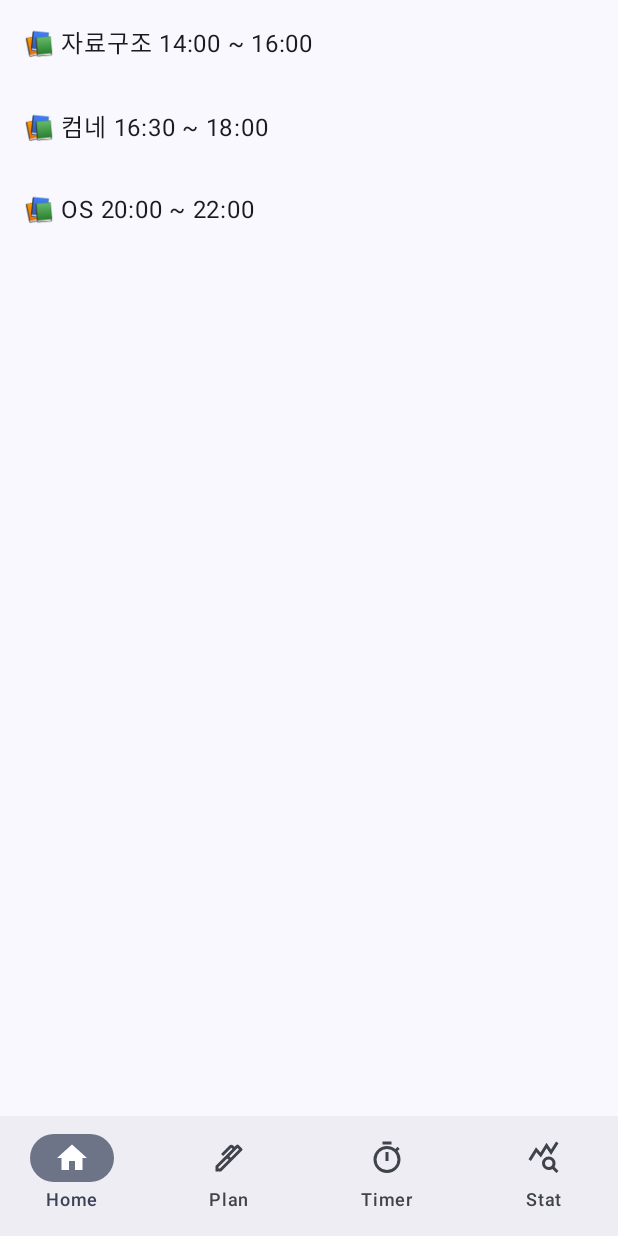
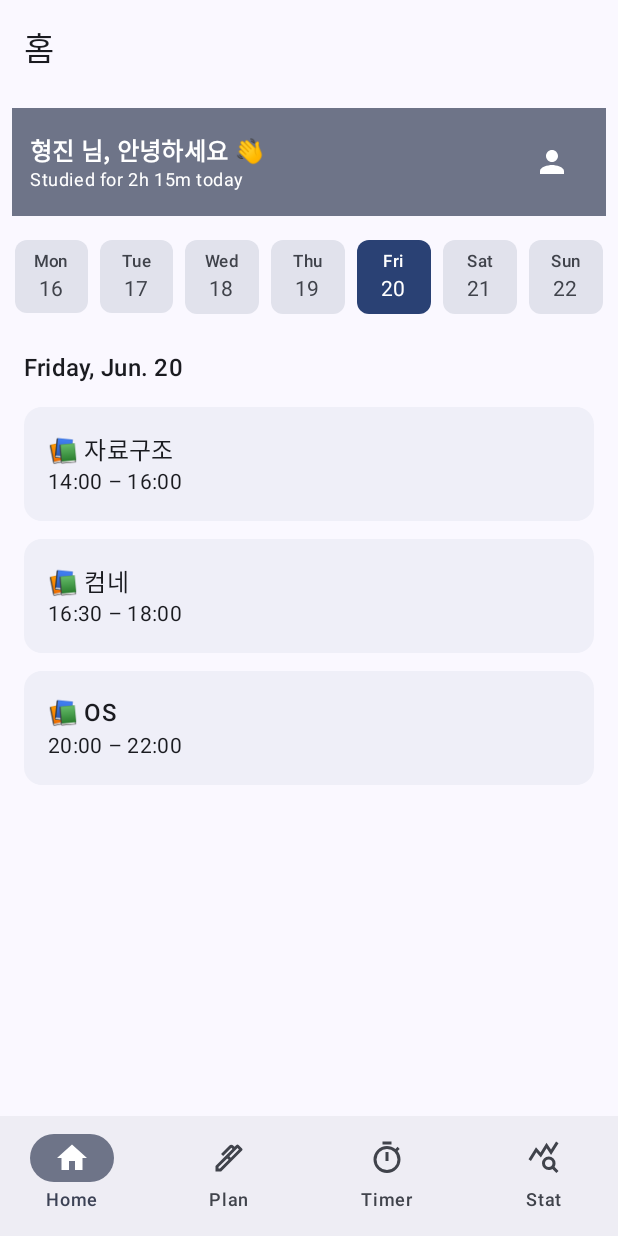
Before and after one commit to nahyeongjin1/studify, an Android app built with Jetpack Compose: the HomeRoute screen opened through its navigation route, on a phone screen of 412 x 824 dp. Run offline under Robolectric (Android 15) with nearby library versions, the phone set to English and light mode, and no system bars; our stand-ins replace Dagger/Hilt's generated code, Firebase (no records; nobody signed in at launch, a user with empty details on screens opened directly).

Commit message:
feat(home): introduce MVP skeleton screen with weekly calendar & session list

```diff
--- a/app/src/main/java/com/example/studify/presentation/home/HomeRoute.kt
+++ b/app/src/main/java/com/example/studify/presentation/home/HomeRoute.kt
@@ -2,8 +2,12 @@ package com.example.studify.presentation.home
 
 import androidx.compose.runtime.Composable
 import androidx.navigation.NavHostController
+import com.example.studify.presentation.navigation.Screen
 
 @Composable
 fun HomeRoute(navController: NavHostController) {
-    HomeScreen()
+    HomeScreen(
+        onEditClick = { navController.navigate(Screen.Plan.route) },
+        onProfileClick = { navController.navigate(Screen.Profile.route) }
+    )
 }
--- a/app/src/main/java/com/example/studify/presentation/home/HomeScreen.kt
+++ b/app/src/main/java/com/example/studify/presentation/home/HomeScreen.kt
@@ -1,33 +1,141 @@
 package com.example.studify.presentation.home
 
+import androidx.compose.foundation.layout.Column
+import androidx.compose.foundation.layout.Row
 import androidx.compose.foundation.layout.fillMaxSize
 import androidx.compose.foundation.layout.fillMaxWidth
 import androidx.compose.foundation.layout.padding
 import androidx.compose.foundation.lazy.LazyColumn
 import androidx.compose.foundation.lazy.items
+import androidx.compose.material.icons.Icons
+import androidx.compose.material.icons.filled.Person
+import androidx.compose.material3.ExperimentalMaterial3Api
+import androidx.compose.material3.Icon
+import androidx.compose.material3.IconButton
+import androidx.compose.material3.MaterialTheme
+import androidx.compose.material3.Scaffold
+import androidx.compose.material3.Surface
 import androidx.compose.material3.Text
+import androidx.compose.material3.TopAppBar
 import androidx.compose.runtime.Composable
 import androidx.compose.runtime.collectAsState
 import androidx.compose.runtime.getValue
+import androidx.compose.runtime.mutableStateOf
+import androidx.compose.runtime.remember
+import androidx.compose.runtime.setValue
+import androidx.compose.ui.Alignment
 import androidx.compose.ui.Modifier
+import androidx.compose.ui.text.font.FontWeight
 import androidx.compose.ui.unit.dp
 import androidx.hilt.navigation.compose.hiltViewModel
+import com.example.studify.domain.model.StudySession
+import java.time.format.DateTimeFormatter
+import java.util.Locale
 
+@OptIn(ExperimentalMaterial3Api::class)
 @Composable
-fun HomeScreen(vm: HomeViewModel = hiltViewModel()) {
-    val state by vm.uiState.collectAsState()
+fun HomeScreen(
+    vm: HomeViewModel = hiltViewModel(),
+    onEditClick: () -> Unit = {},
+    onProfileClick: () -> Unit = {}
+) {
+    val ui by vm.uiState.collectAsState()
+    var editing by remember { mutableStateOf<StudySession?>(null) }
 
-    LazyColumn(
-        modifier = Modifier.fillMaxSize()
-    ) {
-        items(state.sessions, key = { it.id }) { s ->
-            Text(
-                text = "📚 ${s.subject} ${s.startTime} ~ ${s.endTime}",
+    Scaffold(
+        topBar = {
+            TopAppBar(title = { Text("홈") })
+        },
+        containerColor = MaterialTheme.colorScheme.background
+    ) { inner ->
+        Column(
+            Modifier
+                .padding(inner)
+                .fillMaxSize()
+        ) {
+            Surface(
+                color = MaterialTheme.colorScheme.secondaryContainer,
                 modifier =
                     Modifier
                         .fillMaxWidth()
-                        .padding(16.dp)
+                        .padding(8.dp)
+            ) {
+                Row(
+                    verticalAlignment = Alignment.CenterVertically,
+                    modifier = Modifier.padding(12.dp)
+                ) {
+                    Column(modifier = Modifier.weight(1f)) {
+                        Text(
+                            text = "형진 님, 안녕하세요 👋",
+                            style = MaterialTheme.typography.titleMedium,
+                            fontWeight = FontWeight.SemiBold
+                        )
+                        // TODO: 오늘 공부한 시간 계산해서 표시
+                        Text(
+                            text = "Studied for 2h 15m today",
+                            style = MaterialTheme.typography.bodySmall
+                        )
+                    }
+                    IconButton(onClick = onProfileClick) {
+                        Icon(Icons.Default.Person, contentDescription = "Profile")
+                    }
+                }
+            }
+
+            // 캘린더
+            WeeklyCalendar(
+                selectedDate = ui.selectedDate,
+                onDateSelected = vm::selectDate,
+                modifier = Modifier.padding(vertical = 4.dp)
             )
+
+            // Date header
+            val headerFmt = DateTimeFormatter.ofPattern("EEEE, LLL. d", Locale.getDefault())
+            Text(
+                text = ui.selectedDate.format(headerFmt),
+                style = MaterialTheme.typography.titleMedium,
+                modifier = Modifier.padding(start = 16.dp, top = 16.dp, bottom = 8.dp)
+            )
+
+            // 세션 리스트
+            if (ui.sessions.isEmpty()) {
+                Text(
+                    text = "오늘은 계획된 일정이 없습니다.",
+                    style = MaterialTheme.typography.bodyMedium,
+                    color = MaterialTheme.colorScheme.onSurfaceVariant,
+                    modifier = Modifier.padding(horizontal = 16.dp, vertical = 24.dp)
+                )
+            } else {
+                LazyColumn(
+                    modifier =
+                        Modifier
+                            .weight(1f)
+                            .fillMaxWidth()
+                ) {
+                    items(ui.sessions, key = { it.id }) { s ->
+                        SessionCard(s)
+                    }
+                }
+            }
         }
     }
 }
+
+// 임시로 생성
+// 나중에는 같은 패키지에 있는 파일에서 작업 수행해야함
+@Composable
+private fun SessionCard(s: StudySession) {
+    Surface(
+        tonalElevation = 1.dp,
+        shape = MaterialTheme.shapes.medium,
+        modifier =
+            Modifier
+                .padding(horizontal = 16.dp, vertical = 6.dp)
+                .fillMaxWidth()
+    ) {
+        Column(modifier = Modifier.padding(16.dp)) {
+            Text("📚 ${s.subject}", style = MaterialTheme.typography.titleMedium)
+            Text("${s.startTime} – ${s.endTime}", style = MaterialTheme.typography.bodyMedium)
+        }
+    }
+}
--- /dev/null
+++ b/app/src/main/java/com/example/studify/presentation/home/WeeklyCalendar.kt
@@ -0,0 +1,105 @@
+package com.example.studify.presentation.home
+
+import androidx.compose.foundation.clickable
+import androidx.compose.foundation.layout.Arrangement
+import androidx.compose.foundation.layout.Column
+import androidx.compose.foundation.layout.Row
+import androidx.compose.foundation.layout.aspectRatio
+import androidx.compose.foundation.layout.fillMaxSize
+import androidx.compose.foundation.layout.fillMaxWidth
+import androidx.compose.foundation.layout.padding
+import androidx.compose.foundation.pager.HorizontalPager
+import androidx.compose.foundation.pager.rememberPagerState
+import androidx.compose.material3.MaterialTheme
+import androidx.compose.material3.Surface
+import androidx.compose.material3.Text
+import androidx.compose.runtime.Composable
+import androidx.compose.runtime.remember
+import androidx.compose.ui.Alignment
+import androidx.compose.ui.Modifier
+import androidx.compose.ui.text.font.FontWeight
+import androidx.compose.ui.unit.dp
+import java.time.DayOfWeek
+import java.time.LocalDate
+import java.time.format.TextStyle
+import java.util.Locale
+
+@Composable
+fun WeeklyCalendar(
+    selectedDate: LocalDate,
+    onDateSelected: (LocalDate) -> Unit,
+    modifier: Modifier = Modifier
+) {
+    // 0 page = 이번 주 월요일, 왼쪽은 과거, 오른쪽은 미래
+    val todayMonday = remember { selectedDate.with(DayOfWeek.MONDAY) }
+    val pagerState =
+        rememberPagerState(
+            pageCount = { Int.MAX_VALUE },
+            initialPage = 0,
+        )
+
+    HorizontalPager(
+        state = pagerState,
+        modifier = modifier.fillMaxWidth()
+    ) { page ->
+        val monday = todayMonday.plusWeeks(page.toLong())
+        val days = remember(monday) { (0..6).map { monday.plusDays(it.toLong()) } }
+
+        Row(
+            horizontalArrangement = Arrangement.SpaceBetween,
+            modifier =
+                Modifier
+                    .fillMaxWidth()
+                    .padding(horizontal = 6.dp)
+        ) {
+            days.forEach { date ->
+                DayCell(
+                    date = date,
+                    selected = date == selectedDate,
+                    onClick = { onDateSelected(date) },
+                    modifier = Modifier.weight(1f)
+                )
+            }
+        }
+    }
+}
+
+@Composable
+private fun DayCell(
+    date: LocalDate,
+    selected: Boolean,
+    onClick: () -> Unit,
+    modifier: Modifier = Modifier
+) {
+    val bg = if (selected) MaterialTheme.colorScheme.primary else MaterialTheme.colorScheme.surfaceVariant
+    val fg = if (selected) MaterialTheme.colorScheme.onPrimary else MaterialTheme.colorScheme.onSurfaceVariant
+
+    Surface(
+        color = bg,
+        tonalElevation = if (selected) 2.dp else 0.dp,
+        shape = MaterialTheme.shapes.small,
+        modifier =
+            modifier
+                .aspectRatio(1f)
+                .padding(4.dp)
+                .clickable(onClick = onClick)
+    ) {
+        Column(
+            verticalArrangement = Arrangement.Center,
+            horizontalAlignment = Alignment.CenterHorizontally,
+            modifier = Modifier.fillMaxSize()
+        ) {
+            Text(
+                text = date.dayOfWeek.getDisplayName(TextStyle.SHORT, Locale.getDefault()),
+                style = MaterialTheme.typography.labelSmall,
+                fontWeight = FontWeight.SemiBold,
+                color = fg
+            )
+            Text(
+                text = date.dayOfMonth.toString(),
+                style = MaterialTheme.typography.bodyMedium,
+                color = fg
+            )
+        }
+    }
+}
--- a/app/src/main/java/com/example/studify/presentation/navigation/StudifyNavGraph.kt
+++ b/app/src/main/java/com/example/studify/presentation/navigation/StudifyNavGraph.kt
@@ -12,6 +12,7 @@ import com.example.studify.presentation.login.CalendarSyncScreen
 import com.example.studify.presentation.login.LoginScreen
 import com.example.studify.presentation.onboarding.OnboardingScreen
 import com.example.studify.presentation.plan.PlanScreen
+import com.example.studify.presentation.profile.ProfileScreen
 import com.example.studify.presentation.splash.SplashRoute
 import com.example.studify.presentation.stat.StatScreen
 import com.example.studify.presentation.viewmodel.OnboardingViewModel
@@ -59,7 +60,7 @@ fun StudifyNavGraph(
             StatScreen(navController)
         }
         composable(route = Screen.Profile.route) {
-            Text("Profile Screen")
+            ProfileScreen()
         }
     }
 }
```
Also changed, not shown: app/src/main/java/com/example/studify/presentation/home/EditSessionSheet.kt (added, +58 -0 lines), app/src/main/java/com/example/studify/presentation/home/FakeHomeRepository.kt (+8 -0 lines), app/src/main/java/com/example/studify/presentation/home/HomeViewModel.kt (+11 -0 lines), app/src/main/java/com/example/studify/presentation/home/SessionCard.kt (added, +91 -0 lines), app/src/main/java/com/example/studify/presentation/profile/ProfileScreen.kt (added, +103 -0 lines).
